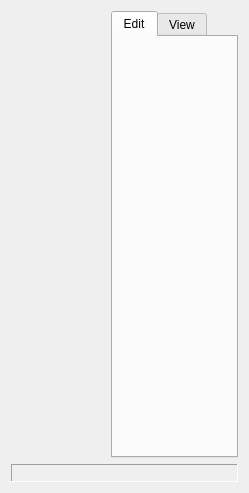
Above: Forms/ShankWindow.ui from billkarsh/SpikeGLX before the change. Below: the same form after it.
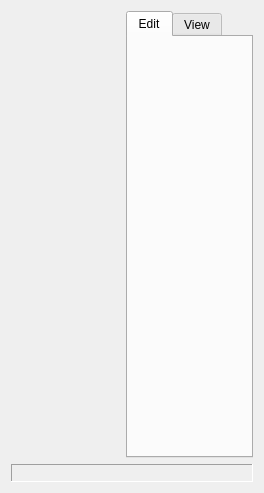
That is the form after the change. Custom widgets are drawn as their Qt base class.

Diff of the .ui file:
```diff
--- a/Forms/ShankWindow.ui
+++ b/Forms/ShankWindow.ui
@@ -6,7 +6,7 @@
    <rect>
     <x>0</x>
     <y>0</y>
-    <width>249</width>
+    <width>264</width>
     <height>493</height>
    </rect>
   </property>
@@ -24,7 +24,7 @@
      </property>
      <property name="minimumSize">
       <size>
-       <width>85</width>
+       <width>100</width>
        <height>0</height>
       </size>
      </property>
```
